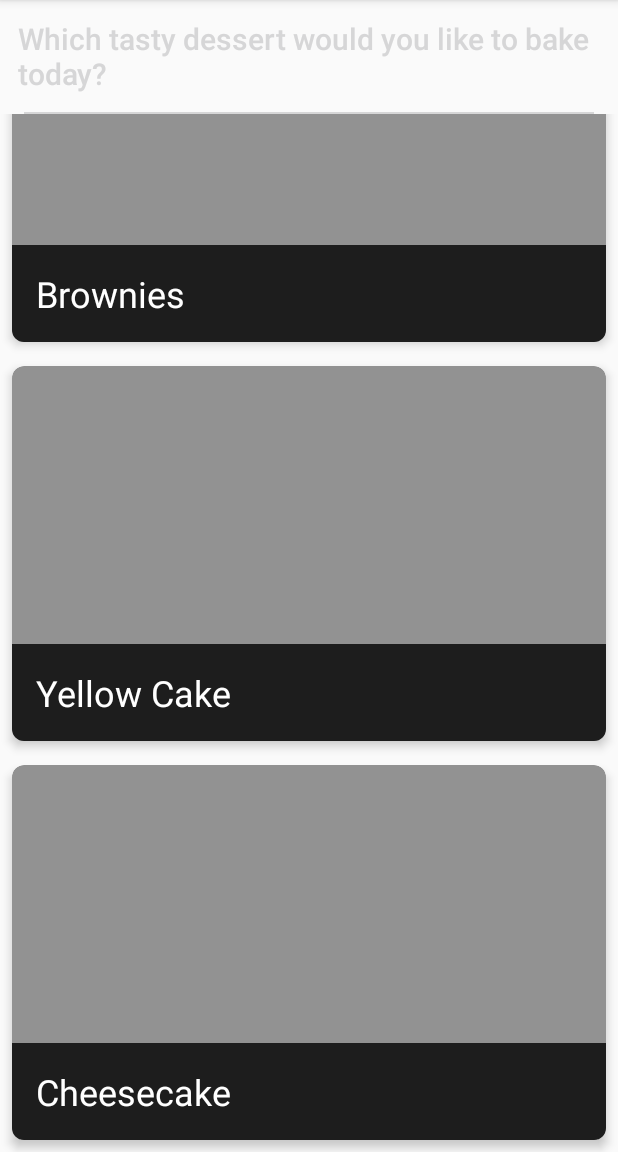
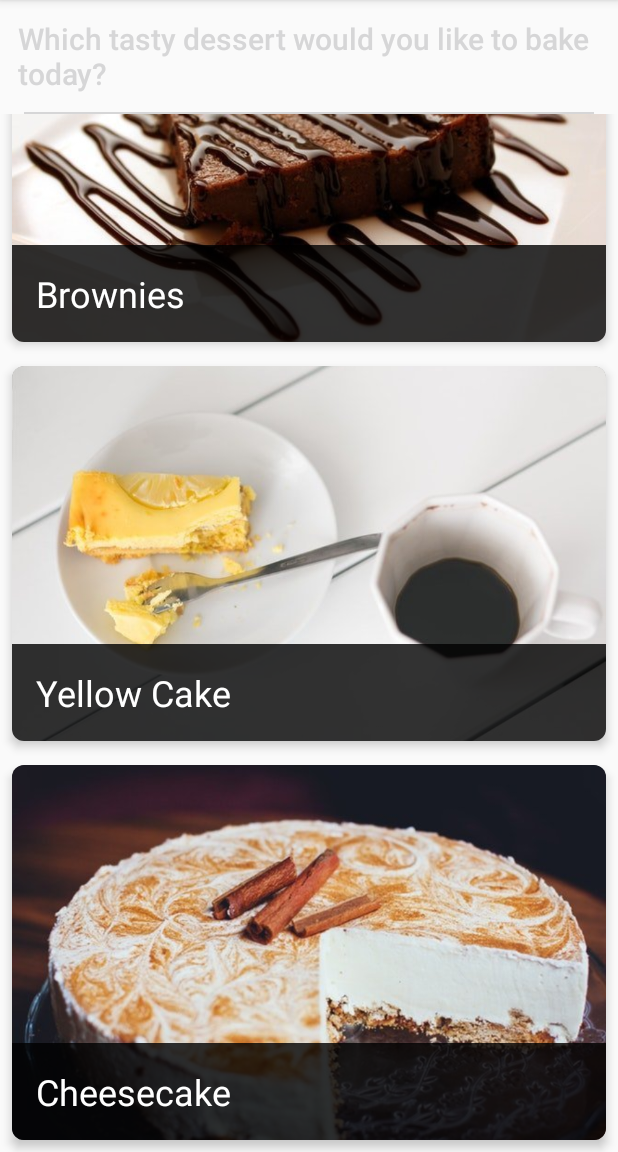
Before and after one commit to bapspatil/CaptainChef, an Android app: the screen it shows after launch (FoodItemsActivity), scrolled down 372 dp, on a phone screen of 412 x 824 dp, the part 84-1236 px from its top. Run offline under Robolectric (Android 15) with nearby library versions, the phone set to English and light mode, and no system bars; our stand-ins replace ButterKnife.

Commit message:
Improved image loading in the Food Items Activity

```diff
--- a/app/src/main/java/bapspatil/captainchef/adapters/FoodItemsRecyclerViewAdapter.java
+++ b/app/src/main/java/bapspatil/captainchef/adapters/FoodItemsRecyclerViewAdapter.java
@@ -5,6 +5,7 @@ import android.support.v7.widget.RecyclerView;
 import android.view.LayoutInflater;
 import android.view.View;
 import android.view.ViewGroup;
+import android.widget.ImageView;
 import android.widget.TextView;
 
 import java.util.ArrayList;
@@ -38,6 +39,13 @@ public class FoodItemsRecyclerViewAdapter extends RecyclerView.Adapter<FoodItems
     public void onBindViewHolder(FoodItemsViewHolder holder, int position) {
         FoodItem foodItem = mFoodItemsList.get(position);
         holder.mFoodItemTextView.setText(foodItem.getFoodName());
+        String foodName = foodItem.getFoodName();
+        switch (foodName) {
+            case "Nutella Pie": holder.mFoodItemImageView.setImageResource(R.drawable.nutella_pie); break;
+            case "Brownies": holder.mFoodItemImageView.setImageResource(R.drawable.brownie); break;
+            case "Yellow Cake": holder.mFoodItemImageView.setImageResource(R.drawable.yellow_cake); break;
+            case "Cheesecake": holder.mFoodItemImageView.setImageResource(R.drawable.cheesecake); break;
+        }
     }
 
     @Override
@@ -47,6 +55,7 @@ public class FoodItemsRecyclerViewAdapter extends RecyclerView.Adapter<FoodItems
 
     public class FoodItemsViewHolder extends RecyclerView.ViewHolder {
         @BindView(R.id.food_item_tv) TextView mFoodItemTextView;
+        @BindView(R.id.food_item_iv) ImageView mFoodItemImageView;
 
         FoodItemsViewHolder(View itemView) {
             super(itemView);
```
Also changed, not shown: app/src/main/java/bapspatil/captainchef/data/FoodItem.java (+4 -25 lines), app/src/main/res/drawable/brownie.jpg (added), app/src/main/res/drawable/cheesecake.jpg (added), app/src/main/res/drawable/nutella_pie.jpg (added), app/src/main/res/drawable/yellow_cake.jpg (added).
